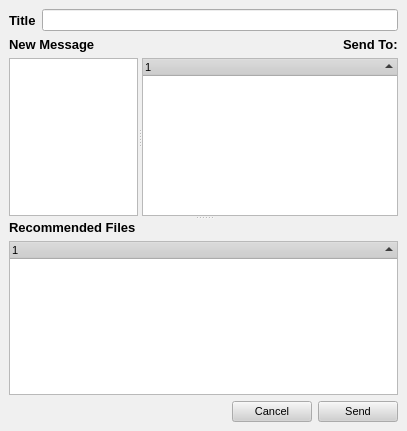
First picture: the form in rs-Qt-gui/src/gui/msgs/ChanMsgDialog.ui, repository autoscatto/retroshare, before the edit.
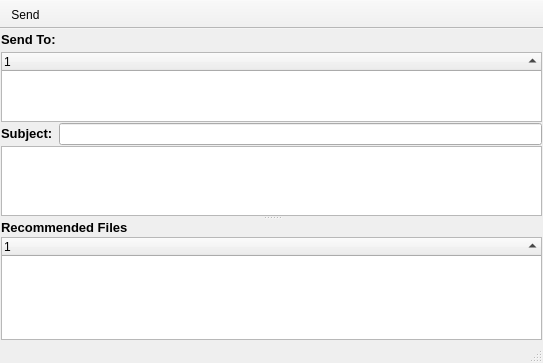
Second picture: the form after the edit. Icons and pictures are not drawn.

```diff
--- a/rs-Qt-gui/src/gui/msgs/ChanMsgDialog.ui
+++ b/rs-Qt-gui/src/gui/msgs/ChanMsgDialog.ui
@@ -1,502 +1,14 @@
 <ui version="4.0" >
  <class>ChanMsgDialog</class>
- <widget class="QWidget" name="ChanMsgDialog" >
+ <widget class="QMainWindow" name="ChanMsgDialog" >
   <property name="geometry" >
    <rect>
     <x>0</x>
     <y>0</y>
-    <width>407</width>
-    <height>431</height>
+    <width>543</width>
+    <height>363</height>
    </rect>
   </property>
-  <property name="sizePolicy" >
-   <sizepolicy>
-    <hsizetype>7</hsizetype>
-    <vsizetype>7</vsizetype>
-    <horstretch>0</horstretch>
-    <verstretch>0</verstretch>
-   </sizepolicy>
-  </property>
-  <property name="palette" >
-   <palette>
-    <active>
-     <colorrole role="WindowText" >
-      <brush brushstyle="SolidPattern" >
-       <color alpha="255" >
-        <red>0</red>
-        <green>0</green>
-        <blue>0</blue>
-       </color>
-      </brush>
-     </colorrole>
-     <colorrole role="Button" >
-      <brush brushstyle="SolidPattern" >
-       <color alpha="255" >
-        <red>208</red>
-        <green>208</green>
-        <blue>208</blue>
-       </color>
-      </brush>
-     </colorrole>
-     <colorrole role="Light" >
-      <brush brushstyle="SolidPattern" >
-       <color alpha="255" >
-        <red>255</red>
-        <green>255</green>
-        <blue>255</blue>
-       </color>
-      </brush>
-     </colorrole>
-     <colorrole role="Midlight" >
-      <brush brushstyle="SolidPattern" >
-       <color alpha="255" >
-        <red>247</red>
-        <green>247</green>
-        <blue>247</blue>
-       </color>
-      </brush>
-     </colorrole>
-     <colorrole role="Dark" >
-      <brush brushstyle="SolidPattern" >
-       <color alpha="255" >
-        <red>104</red>
-        <green>104</green>
-        <blue>104</blue>
-       </color>
-      </brush>
-     </colorrole>
-     <colorrole role="Mid" >
-      <brush brushstyle="SolidPattern" >
-       <color alpha="255" >
-        <red>139</red>
-        <green>139</green>
-        <blue>139</blue>
-       </color>
-      </brush>
-     </colorrole>
-     <colorrole role="Text" >
-      <brush brushstyle="SolidPattern" >
-       <color alpha="255" >
-        <red>0</red>
-        <green>0</green>
-        <blue>0</blue>
-       </color>
-      </brush>
-     </colorrole>
-     <colorrole role="BrightText" >
-      <brush brushstyle="SolidPattern" >
-       <color alpha="255" >
-        <red>255</red>
-        <green>255</green>
-        <blue>255</blue>
-       </color>
-      </brush>
-     </colorrole>
-     <colorrole role="ButtonText" >
-      <brush brushstyle="SolidPattern" >
-       <color alpha="255" >
-        <red>0</red>
-        <green>0</green>
-        <blue>0</blue>
-       </color>
-      </brush>
-     </colorrole>
-     <colorrole role="Base" >
-      <brush brushstyle="SolidPattern" >
-       <color alpha="255" >
-        <red>255</red>
-        <green>255</green>
-        <blue>255</blue>
-       </color>
-      </brush>
-     </colorrole>
-     <colorrole role="Window" >
-      <brush brushstyle="SolidPattern" >
-       <color alpha="255" >
-        <red>240</red>
-        <green>240</green>
-        <blue>240</blue>
-       </color>
-      </brush>
-     </colorrole>
-     <colorrole role="Shadow" >
-      <brush brushstyle="SolidPattern" >
-       <color alpha="255" >
-        <red>0</red>
-        <green>0</green>
-        <blue>0</blue>
-       </color>
-      </brush>
-     </colorrole>
-     <colorrole role="Highlight" >
-      <brush brushstyle="SolidPattern" >
-       <color alpha="255" >
-        <red>0</red>
-        <green>0</green>
-        <blue>128</blue>
-       </color>
-      </brush>
-     </colorrole>
-     <colorrole role="HighlightedText" >
-      <brush brushstyle="SolidPattern" >
-       <color alpha="255" >
-        <red>255</red>
-        <green>255</green>
-        <blue>255</blue>
-       </color>
-      </brush>
-     </colorrole>
-     <colorrole role="Link" >
-      <brush brushstyle="SolidPattern" >
-       <color alpha="255" >
-        <red>0</red>
-        <green>0</green>
-        <blue>255</blue>
-       </color>
-      </brush>
-     </colorrole>
-     <colorrole role="LinkVisited" >
-      <brush brushstyle="SolidPattern" >
-       <color alpha="255" >
-        <red>255</red>
-        <green>0</green>
-        <blue>255</blue>
-       </color>
-      </brush>
-     </colorrole>
-     <colorrole role="AlternateBase" >
-      <brush brushstyle="SolidPattern" >
-       <color alpha="255" >
-        <red>231</red>
-        <green>231</green>
-        <blue>231</blue>
-       </color>
-      </brush>
-     </colorrole>
-    </active>
-    <inactive>
-     <colorrole role="WindowText" >
-      <brush brushstyle="SolidPattern" >
-       <color alpha="255" >
-        <red>0</red>
-        <green>0</green>
-        <blue>0</blue>
-       </color>
-      </brush>
-     </colorrole>
-     <colorrole role="Button" >
-      <brush brushstyle="SolidPattern" >
-       <color alpha="255" >
-        <red>208</red>
-        <green>208</green>
-        <blue>208</blue>
-       </color>
-      </brush>
-     </colorrole>
-     <colorrole role="Light" >
-      <brush brushstyle="SolidPattern" >
-       <color alpha="255" >
-        <red>255</red>
-        <green>255</green>
-        <blue>255</blue>
-       </color>
-      </brush>
-     </colorrole>
-     <colorrole role="Midlight" >
-      <brush brushstyle="SolidPattern" >
-       <color alpha="255" >
-        <red>247</red>
-        <green>247</green>
-        <blue>247</blue>
-       </color>
-      </brush>
-     </colorrole>
-     <colorrole role="Dark" >
-      <brush brushstyle="SolidPattern" >
-       <color alpha="255" >
-        <red>104</red>
-        <green>104</green>
-        <blue>104</blue>
-       </color>
-      </brush>
-     </colorrole>
-     <colorrole role="Mid" >
-      <brush brushstyle="SolidPattern" >
-       <color alpha="255" >
-        <red>139</red>
-        <green>139</green>
-        <blue>139</blue>
-       </color>
-      </brush>
-     </colorrole>
-     <colorrole role="Text" >
-      <brush brushstyle="SolidPattern" >
-       <color alpha="255" >
-        <red>0</red>
-        <green>0</green>
-        <blue>0</blue>
-       </color>
-      </brush>
-     </colorrole>
-     <colorrole role="BrightText" >
-      <brush brushstyle="SolidPattern" >
-       <color alpha="255" >
-        <red>255</red>
-        <green>255</green>
-        <blue>255</blue>
-       </color>
-      </brush>
-     </colorrole>
-     <colorrole role="ButtonText" >
-      <brush brushstyle="SolidPattern" >
-       <color alpha="255" >
-        <red>0</red>
-        <green>0</green>
-        <blue>0</blue>
-       </color>
-      </brush>
-     </colorrole>
-     <colorrole role="Base" >
-      <brush brushstyle="SolidPattern" >
-       <color alpha="255" >
-        <red>255</red>
-        <green>255</green>
-        <blue>255</blue>
-       </color>
-      </brush>
-     </colorrole>
-     <colorrole role="Window" >
-      <brush brushstyle="SolidPattern" >
-       <color alpha="255" >
-        <red>240</red>
-        <green>240</green>
-        <blue>240</blue>
-       </color>
-      </brush>
-     </colorrole>
-     <colorrole role="Shadow" >
-      <brush brushstyle="SolidPattern" >
-       <color alpha="255" >
-        <red>0</red>
-        <green>0</green>
-        <blue>0</blue>
-       </color>
-      </brush>
-     </colorrole>
-     <colorrole role="Highlight" >
-      <brush brushstyle="SolidPattern" >
-       <color alpha="255" >
-        <red>192</red>
-        <green>192</green>
-        <blue>192</blue>
-       </color>
-      </brush>
-     </colorrole>
-     <colorrole role="HighlightedText" >
-      <brush brushstyle="SolidPattern" >
-       <color alpha="255" >
-        <red>0</red>
-        <green>0</green>
-        <blue>0</blue>
-       </color>
-      </brush>
-     </colorrole>
-     <colorrole role="Link" >
-      <brush brushstyle="SolidPattern" >
-       <color alpha="255" >
-        <red>0</red>
-        <green>0</green>
-        <blue>255</blue>
-       </color>
-      </brush>
-     </colorrole>
-     <colorrole role="LinkVisited" >
-      <brush brushstyle="SolidPattern" >
-       <color alpha="255" >
-        <red>255</red>
-        <green>0</green>
-        <blue>255</blue>
-       </color>
-      </brush>
-     </colorrole>
-     <colorrole role="AlternateBase" >
-      <brush brushstyle="SolidPattern" >
-       <color alpha="255" >
-        <red>231</red>
-        <green>231</green>
-        <blue>231</blue>
-       </color>
-      </brush>
-     </colorrole>
-    </inactive>
-    <disabled>
-     <colorrole role="WindowText" >
-      <brush brushstyle="SolidPattern" >
-       <color alpha="255" >
-        <red>104</red>
-        <green>104</green>
-        <blue>104</blue>
-       </color>
-      </brush>
-     </colorrole>
-     <colorrole role="Button" >
-      <brush brushstyle="SolidPattern" >
-       <color alpha="255" >
-        <red>208</red>
-        <green>208</green>
-        <blue>208</blue>
-       </color>
-      </brush>
-     </colorrole>
-     <colorrole role="Light" >
-      <brush brushstyle="SolidPattern" >
-       <color alpha="255" >
-        <red>255</red>
-        <green>255</green>
-        <blue>255</blue>
-       </color>
-      </brush>
-     </colorrole>
-     <colorrole role="Midlight" >
-      <brush brushstyle="SolidPattern" >
-       <color alpha="255" >
-        <red>247</red>
-        <green>247</green>
-        <blue>247</blue>
-       </color>
-      </brush>
-     </colorrole>
-     <colorrole role="Dark" >
-      <brush brushstyle="SolidPattern" >
-       <color alpha="255" >
-        <red>104</red>
-        <green>104</green>
-        <blue>104</blue>
-       </color>
-      </brush>
-     </colorrole>
-     <colorrole role="Mid" >
-      <brush brushstyle="SolidPattern" >
-       <color alpha="255" >
-        <red>139</red>
-        <green>139</green>
-        <blue>139</blue>
-       </color>
-      </brush>
-     </colorrole>
-     <colorrole role="Text" >
-      <brush brushstyle="SolidPattern" >
-       <color alpha="255" >
-        <red>104</red>
-        <green>104</green>
-        <blue>104</blue>
-       </color>
-      </brush>
-     </colorrole>
-     <colorrole role="BrightText" >
-      <brush brushstyle="SolidPattern" >
-       <color alpha="255" >
-        <red>255</red>
-        <green>255</green>
-        <blue>255</blue>
-       </color>
-      </brush>
-     </colorrole>
-     <colorrole role="ButtonText" >
-      <brush brushstyle="SolidPattern" >
-       <color alpha="255" >
-        <red>104</red>
-        <green>104</green>
-        <blue>104</blue>
-       </color>
-      </brush>
-     </colorrole>
-     <colorrole role="Base" >
-      <brush brushstyle="SolidPattern" >
-       <color alpha="255" >
-        <red>240</red>
-        <green>240</green>
-        <blue>240</blue>
-       </color>
-      </brush>
-     </colorrole>
-     <colorrole role="Window" >
-      <brush brushstyle="SolidPattern" >
-       <color alpha="255" >
-        <red>240</red>
-        <green>240</green>
-        <blue>240</blue>
-       </color>
-      </brush>
-     </colorrole>
-     <colorrole role="Shadow" >
-      <brush brushstyle="SolidPattern" >
-       <color alpha="255" >
-        <red>0</red>
-        <green>0</green>
-        <blue>0</blue>
-       </color>
-      </brush>
-     </colorrole>
-     <colorrole role="Highlight" >
-      <brush brushstyle="SolidPattern" >
-       <color alpha="255" >
-        <red>0</red>
-        <green>0</green>
-        <blue>128</blue>
-       </color>
-      </brush>
-     </colorrole>
-     <colorrole role="HighlightedText" >
-      <brush brushstyle="SolidPattern" >
-       <color alpha="255" >
-        <red>255</red>
-        <green>255</green>
-        <blue>255</blue>
-       </color>
-      </brush>
-     </colorrole>
-     <colorrole role="Link" >
-      <brush brushstyle="SolidPattern" >
-       <color alpha="255" >
-        <red>0</red>
-        <green>0</green>
-        <blue>255</blue>
-       </color>
-      </brush>
-     </colorrole>
-     <colorrole role="LinkVisited" >
-      <brush brushstyle="SolidPattern" >
-       <color alpha="255" >
-        <red>255</red>
-        <green>0</green>
-        <blue>255</blue>
-       </color>
-      </brush>
-     </colorrole>
-     <colorrole role="AlternateBase" >
-      <brush brushstyle="SolidPattern" >
-       <color alpha="255" >
-        <red>231</red>
-        <green>231</green>
-        <blue>231</blue>
-       </color>
-      </brush>
-     </colorrole>
-    </disabled>
-   </palette>
-  </property>
-  <property name="font" >
-   <font>
-    <family>Arial</family>
-    <pointsize>8</pointsize>
-    <weight>50</weight>
-    <italic>false</italic>
-    <bold>false</bold>
-    <underline>false</underline>
-    <strikeout>false</strikeout>
-   </font>
-  </property>
   <property name="contextMenuPolicy" >
    <enum>Qt::NoContextMenu</enum>
   </property>
@@ -506,21 +18,18 @@
   <property name="windowIcon" >
    <iconset resource="../images.qrc" >:/images/RShare16.png</iconset>
   </property>
+  <widget class="QWidget" name="centralwidget" >
   <layout class="QGridLayout" >
    <property name="margin" >
-    <number>9</number>
+     <number>1</number>
    </property>
    <property name="spacing" >
-    <number>6</number>
-   </property>
-   <item row="2" column="0" colspan="2" >
-    <widget class="QSplitter" name="splitter_2" >
-     <property name="orientation" >
-      <enum>Qt::Vertical</enum>
-     </property>
+     <number>1</number>
+    </property>
+    <item row="2" column="0" >
      <widget class="QSplitter" name="splitter" >
       <property name="orientation" >
-       <enum>Qt::Horizontal</enum>
+       <enum>Qt::Vertical</enum>
       </property>
       <widget class="QTextEdit" name="msgText" >
        <property name="sizePolicy" >
@@ -535,27 +44,13 @@
         <enum>Qt::TextEditorInteraction</enum>
        </property>
       </widget>
-      <widget class="QTreeWidget" name="msgSendList" >
-       <property name="sizePolicy" >
-        <sizepolicy>
-         <hsizetype>5</hsizetype>
-         <vsizetype>7</vsizetype>
-         <horstretch>0</horstretch>
-         <verstretch>4</verstretch>
-        </sizepolicy>
-       </property>
-       <property name="sortingEnabled" >
-        <bool>true</bool>
-       </property>
-      </widget>
-     </widget>
-     <widget class="QWidget" name="layoutWidget_4" >
+      <widget class="QWidget" name="layoutWidget" >
       <layout class="QGridLayout" >
        <property name="margin" >
         <number>0</number>
        </property>
        <property name="spacing" >
-        <number>6</number>
+         <number>2</number>
        </property>
        <item row="0" column="0" >
         <widget class="QLabel" name="label_13" >
@@ -598,7 +93,7 @@
      </widget>
     </widget>
    </item>
-   <item row="0" column="0" colspan="2" >
+    <item row="1" column="0" >
     <layout class="QHBoxLayout" >
      <property name="margin" >
       <number>0</number>
@@ -616,7 +111,10 @@
         </font>
        </property>
        <property name="text" >
-        <string>Title</string>
+         <string>&lt;html>&lt;head>&lt;meta name="qrichtext" content="1" />&lt;style type="text/css">
+p, li { white-space: pre-wrap; }
+&lt;/style>&lt;/head>&lt;body style=" font-family:'MS Shell Dlg 2'; font-size:10pt; font-weight:600; font-style:normal; text-decoration:none;">
+&lt;p style=" margin-top:0px; margin-bottom:0px; margin-left:0px; margin-right:0px; -qt-block-indent:0; text-indent:0px; font-family:'Arial'; font-weight:400;">&lt;span style=" font-weight:600;">Subject:&lt;/span>&lt;/p>&lt;/body>&lt;/html></string>
        </property>
       </widget>
      </item>
@@ -625,92 +123,105 @@
      </item>
     </layout>
    </item>
-   <item row="3" column="0" colspan="2" >
-    <layout class="QHBoxLayout" >
+    <item row="0" column="0" >
+     <layout class="QGridLayout" >
      <property name="margin" >
       <number>0</number>
      </property>
      <property name="spacing" >
-      <number>6</number>
-     </property>
-     <item>
+       <number>2</number>
+      </property>
+      <item row="0" column="0" >
+       <widget class="QLabel" name="label_14" >
+        <property name="sizePolicy" >
+         <sizepolicy>
+          <hsizetype>0</hsizetype>
+          <vsizetype>0</vsizetype>
+          <horstretch>0</horstretch>
+          <verstretch>0</verstretch>
+         </sizepolicy>
+        </property>
+        <property name="font" >
+         <font>
+          <pointsize>10</pointsize>
+          <weight>75</weight>
+          <bold>true</bold>
+         </font>
+        </property>
+        <property name="text" >
+         <string>Send To:</string>
+        </property>
+       </widget>
+      </item>
+      <item row="1" column="0" colspan="2" >
+       <widget class="QTreeWidget" name="msgSendList" >
+        <property name="sizePolicy" >
+         <sizepolicy>
+          <hsizetype>5</hsizetype>
+          <vsizetype>7</vsizetype>
+          <horstretch>0</horstretch>
+          <verstretch>4</verstretch>
+         </sizepolicy>
+        </property>
+        <property name="sortingEnabled" >
+         <bool>true</bool>
+        </property>
+       </widget>
+      </item>
+      <item row="0" column="1" >
       <spacer>
        <property name="orientation" >
         <enum>Qt::Horizontal</enum>
        </property>
        <property name="sizeHint" >
         <size>
-         <width>101</width>
+          <width>421</width>
          <height>20</height>
         </size>
        </property>
       </spacer>
      </item>
-     <item>
-      <widget class="QPushButton" name="cancelButton" >
-       <property name="minimumSize" >
-        <size>
-         <width>75</width>
-         <height>0</height>
-        </size>
-       </property>
-       <property name="text" >
-        <string>Cancel</string>
-       </property>
-      </widget>
-     </item>
-     <item>
-      <widget class="QPushButton" name="sendButton" >
-       <property name="minimumSize" >
-        <size>
-         <width>75</width>
-         <height>0</height>
-        </size>
+     </layout>
+    </item>
+   </layout>
+  </widget>
+  <widget class="QMenuBar" name="menubar" >
+   <property name="geometry" >
+    <rect>
+     <x>0</x>
+     <y>0</y>
+     <width>543</width>
+     <height>24</height>
+    </rect>
+   </property>
+  </widget>
+  <widget class="QStatusBar" name="statusbar" />
+  <widget class="QToolBar" name="toolBar" >
+   <property name="contextMenuPolicy" >
+    <enum>Qt::NoContextMenu</enum>
+   </property>
+   <property name="movable" >
+    <bool>false</bool>
+   </property>
+   <property name="orientation" >
+    <enum>Qt::Horizontal</enum>
+   </property>
+   <property name="toolButtonStyle" >
+    <enum>Qt::ToolButtonTextUnderIcon</enum>
+   </property>
+   <attribute name="toolBarArea" >
+    <number>4</number>
+   </attribute>
+   <addaction name="actionSend" />
+  </widget>
+  <action name="actionSend" >
+   <property name="icon" >
+    <iconset resource="../images.qrc" >:/images/send24.png</iconset>
        </property>
        <property name="text" >
         <string>Send</string>
        </property>
-      </widget>
-     </item>
-    </layout>
-   </item>
-   <item row="1" column="0" >
-    <widget class="QLabel" name="label_12" >
-     <property name="sizePolicy" >
-      <sizepolicy>
-       <hsizetype>7</hsizetype>
-       <vsizetype>5</vsizetype>
-       <horstretch>2</horstretch>
-       <verstretch>0</verstretch>
-      </sizepolicy>
-     </property>
-     <property name="font" >
-      <font>
-       <pointsize>10</pointsize>
-       <weight>75</weight>
-       <bold>true</bold>
-      </font>
-     </property>
-     <property name="text" >
-      <string>New Message</string>
-     </property>
-    </widget>
-   </item>
-   <item row="1" column="1" >
-    <widget class="QLabel" name="label_14" >
-     <property name="font" >
-      <font>
-       <pointsize>10</pointsize>
-       <weight>75</weight>
-       <bold>true</bold>
-      </font>
-     </property>
-     <property name="text" >
-      <string>Send To:</string>
-     </property>
-    </widget>
-   </item>
-  </layout>
+  </action>
  </widget>
  <resources>
   <include location="../images.qrc" />
```
Left out of the diff: 4 changed lines with no effect on the pictures. Lines whose indentation alone changed are shown as unchanged.
